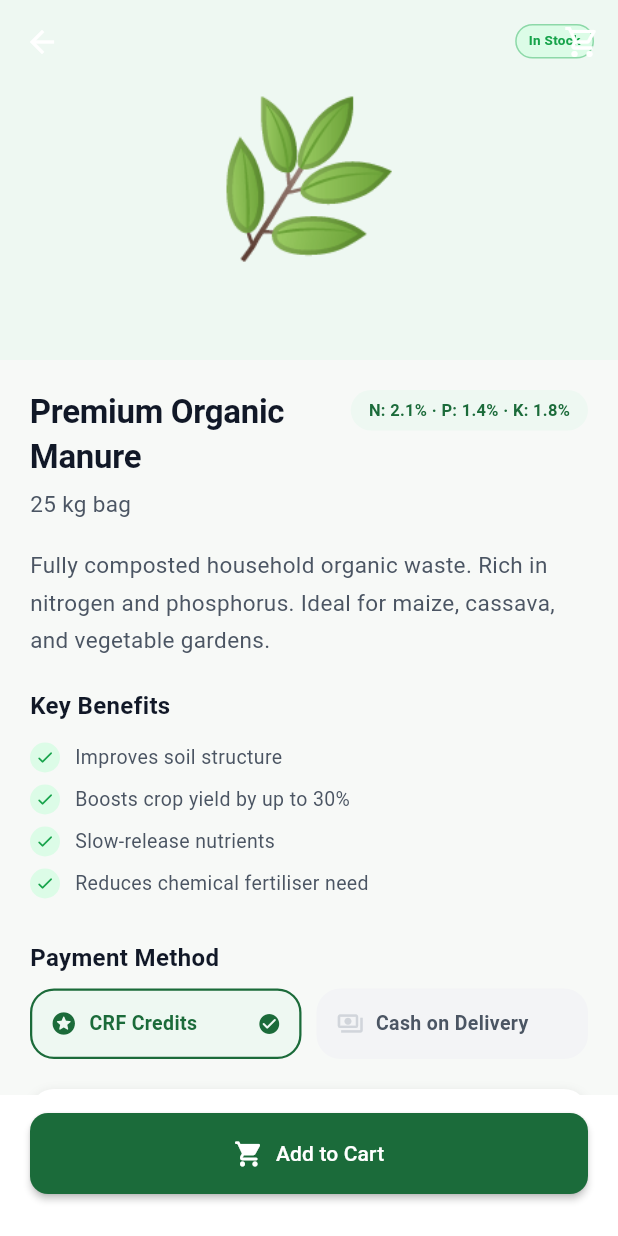
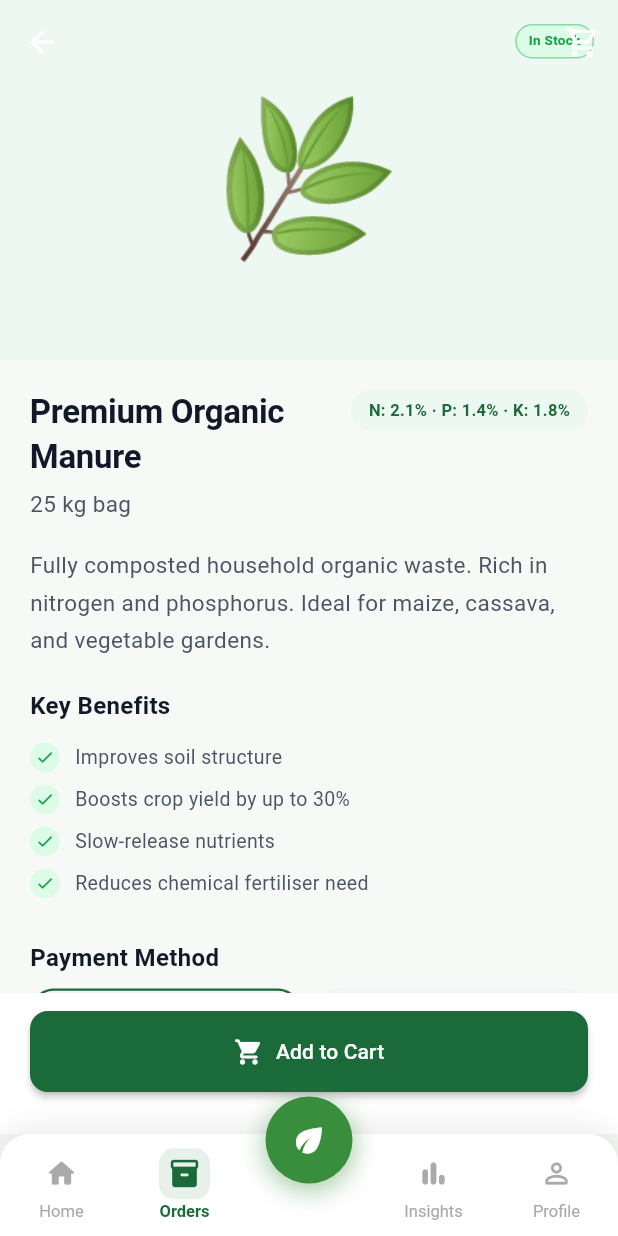
Before and after one commit to Kanjo-Elkamira-Ndi/crrf-mobile-platform, a Flutter app: the screen it shows after launch, on a phone screen of 412 x 824 dp. Run offline on Flutter 3.47's test engine with Material 3 defaults, Android fonts, the phone set to English and light mode, and no system bars; Roboto replaces fonts that are missing (DM Sans).

Commit message:
Added the bottom navbar to the farmers product detail and marketplace catalog screen

```diff
--- a/mobile_app/lib/pages/f02_marketplace_catalog_screen.dart
+++ b/mobile_app/lib/pages/f02_marketplace_catalog_screen.dart
@@ -176,7 +176,9 @@ class _MarketplaceCatalogScreenState extends State<MarketplaceCatalogScreen> {
 
   @override
   Widget build(BuildContext context) {
-    return Scaffold(
+    return FarmerScaffold(
+      currentTab: FarmerNavTab.orders, // This highlights the shop icon
+      body: Scaffold(
         backgroundColor: AppColors.background,
         appBar: AppBar(
           title: const Text('Marketplace'),
@@ -338,7 +340,8 @@ class _MarketplaceCatalogScreenState extends State<MarketplaceCatalogScreen> {
         // ── Floating cart button ──────────────────────────────────
         floatingActionButton: _cartItemCount > 0
             ? FloatingActionButton.extended(
-              onPressed: () => Navigator.of(context).pushNamed(AppRoutes.cart),
+                onPressed: () =>
+                    Navigator.of(context).pushNamed(AppRoutes.cart),
                 backgroundColor: AppColors.earthBrown,
                 foregroundColor: AppColors.white,
                 icon: const Icon(Icons.shopping_cart_rounded),
@@ -348,6 +351,7 @@ class _MarketplaceCatalogScreenState extends State<MarketplaceCatalogScreen> {
                 ),
               )
             : null,
+      ),
     );
   }
 }
--- a/mobile_app/lib/pages/f03_product_detail_screen.dart
+++ b/mobile_app/lib/pages/f03_product_detail_screen.dart
@@ -87,7 +87,10 @@ class _ProductDetailScreenState extends State<ProductDetailScreen> {
   Widget build(BuildContext context) {
     final p = _product;
 
-    return Scaffold(
+    // Wrap with FarmerScaffold and set currentTab to FarmerNavTab.orders
+    return FarmerScaffold(
+      currentTab: FarmerNavTab.orders, // Highlights the Orders tab
+      body: Scaffold(
         backgroundColor: AppColors.background,
         body: CustomScrollView(
           slivers: [
@@ -230,7 +233,8 @@ class _ProductDetailScreenState extends State<ProductDetailScreen> {
                           icon: Icons.stars_rounded,
                           value: 'credits',
                           selected: _paymentMethod,
-                        onTap: () => setState(() => _paymentMethod = 'credits'),
+                          onTap: () =>
+                              setState(() => _paymentMethod = 'credits'),
                           color: AppColors.forestGreen,
                           bg: AppColors.greenLighter,
                         ),
@@ -254,7 +258,9 @@ class _ProductDetailScreenState extends State<ProductDetailScreen> {
                       padding: const EdgeInsets.all(16),
                       decoration: BoxDecoration(
                         color: AppColors.white,
-                      borderRadius: BorderRadius.circular(AppConstants.radiusL),
+                        borderRadius: BorderRadius.circular(
+                          AppConstants.radiusL,
+                        ),
                         boxShadow: const [
                           BoxShadow(
                             color: AppColors.shadow,
@@ -338,6 +344,7 @@ class _ProductDetailScreenState extends State<ProductDetailScreen> {
             label: p.isOutOfStock ? 'Out of Stock' : 'Add to Cart',
             onPressed: p.isOutOfStock ? null : _addToCart,
             leadingIcon: Icons.shopping_cart_rounded,
+          ),
         ),
       ),
     );
```
Lines whose indentation alone changed are shown as unchanged.
